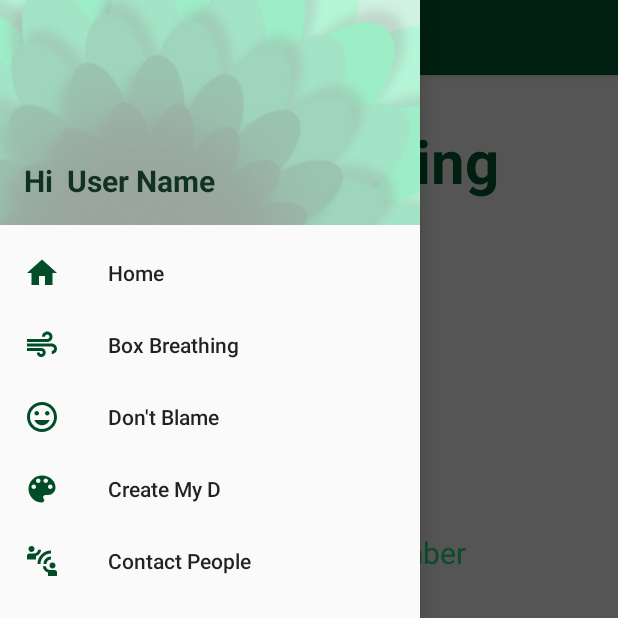
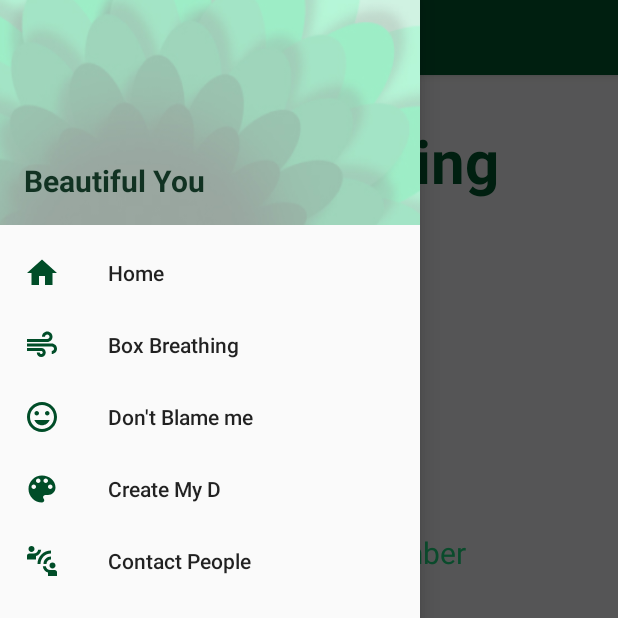
Before and after one commit to FourSeasonK/HiD_Project, an Android app: the BoxBreathingActivity screen opened directly, with no data from a screen before it, with the side drawer open, on a phone screen of 412 x 824 dp, the top half of it. Run offline under Robolectric (Android 15) with nearby library versions, the phone set to English and light mode, and no system bars; our stand-ins replace Firebase (no records; nobody signed in at launch, a user with empty details on screens opened directly).

Commit message:
Final_edit03

```diff
--- a/HiD/app/src/main/java/com/example/hid/activities/HomeActivityLogIn.java
+++ b/HiD/app/src/main/java/com/example/hid/activities/HomeActivityLogIn.java
@@ -131,7 +131,7 @@ public class HomeActivityLogIn extends NavigationActivityLogIn {
         if(user != null){
             userEmail = user.getEmail();
             Log.d(TAG, userEmail + "");
-            Toast.makeText(HomeActivityLogIn.this, "Welcome, " + userEmail, Toast.LENGTH_SHORT).show();
+            //Toast.makeText(HomeActivityLogIn.this, "Welcome, " + userEmail, Toast.LENGTH_SHORT).show();
         }
     }
 
--- a/HiD/app/src/main/java/com/example/hid/boxbreath/BoxBreathingActivity.java
+++ b/HiD/app/src/main/java/com/example/hid/boxbreath/BoxBreathingActivity.java
@@ -368,7 +368,13 @@ public class BoxBreathingActivity extends NavigationActivity{
 
         adb.setView(eulaLayout);
         adb.setTitle("Calm Your Mind");
-        adb.setMessage("\nRepeating breathing in, holding the breath, exhaling and holding it again for 4 seconds");
+        adb.setMessage("\nThis breathing technique helps to reduce nervousness and anxiety.\n\n\n" +
+                "To perform the technique:\n\n" +
+                "1) Breathe in and hold your breath for 4 seconds.\n\n" +
+                "2) Exhale slowly and hold your breath again for 4 seconds.\n\n" +
+                "3) Repeat the cycle.\n\n\n" +
+                "Use the round button at the bottom:\n" +
+                "\t\t\t\t\t\t\tPlay\t\t\t\t\t\t\t\t\t\t\t\t\t\t\t\t\tReset");
         adb.setPositiveButton("OK", new DialogInterface.OnClickListener() {
             public void onClick(DialogInterface dialog, int which) {
 
--- a/HiD/app/src/main/java/com/example/hid/dforum/MyDiaryActivityLogIn.java
+++ b/HiD/app/src/main/java/com/example/hid/dforum/MyDiaryActivityLogIn.java
@@ -296,8 +296,9 @@ public class MyDiaryActivityLogIn extends NavigationActivityLogIn {
         View eulaLayout = adbInflater.inflate(R.layout.layout_myddiary_dialog, null);
 
         adb.setView(eulaLayout);
-        adb.setTitle("Write Your Depression Diary");
-        adb.setMessage("\nRecord your daily mood along with the depression image you created");
+        adb.setTitle("Depression Portrait Diary");
+        adb.setMessage("\nWrite down your daily mood along with the depression portrait you have created.\n\nThis practice can help you detect and track changes in your depression over time.\n\n" +
+                        "To upload a depression portrait, click on the \"UPLOAD IMAGE\" button and choose from the images stored in the gallery.");
         adb.setPositiveButton("OK", new DialogInterface.OnClickListener() {
             public void onClick(DialogInterface dialog, int which) {
 
--- a/HiD/app/src/main/java/com/example/hid/model/HiDUserInformation.java
+++ b/HiD/app/src/main/java/com/example/hid/model/HiDUserInformation.java
@@ -14,7 +14,7 @@ public class HiDUserInformation {
     private List<BoxBreathing> BoxBreathing;
     private List<NotificationDBM> NotificationDBM;
 //    private NotificationDBM NotificationDBM;
-    private List<CreateMyD> CreateMyD;
+//    private List<CreateMyD> CreateMyD;
     private List<ContactPeople> ContactPeople;
     private List<MyDDiary> MyDDiary;
 
--- a/HiD/app/src/main/res/layout/activity_mydiarylogin.xml
+++ b/HiD/app/src/main/res/layout/activity_mydiarylogin.xml
@@ -64,6 +64,7 @@
                 android:layout_width="wrap_content"
                 android:layout_height="40dp"
                 android:layout_marginLeft="10dp"
+                android:hint="Diary title"
                 android:background="@null"
                 android:gravity="center_vertical"
                 android:textSize="16dp" />
@@ -91,6 +92,7 @@
                 android:id="@+id/txtMyDName"
                 android:layout_width="wrap_content"
                 android:layout_height="40dp"
+                android:hint="Depression portrait name"
                 android:layout_marginLeft="10dp"
                 android:background="@null"
                 android:gravity="center_vertical"
@@ -120,6 +122,7 @@
                 android:id="@+id/txtMyDMood"
                 android:layout_width="wrap_content"
                 android:layout_height="40dp"
+                android:hint="My mood today"
                 android:layout_marginLeft="10dp"
                 android:background="@null"
                 android:gravity="center_vertical"
@@ -151,6 +154,7 @@
                 android:layout_height="wrap_content"
                 android:background="@null"
                 android:ems="10"
+                android:hint="Writing diary entries \n(up to 8 lines)"
                 android:gravity="start|top"
                 android:inputType="textMultiLine"
                 android:maxLines="8"
--- a/HiD/app/src/main/res/layout/nav_header.xml
+++ b/HiD/app/src/main/res/layout/nav_header.xml
@@ -15,7 +15,7 @@
         android:id="@+id/txtUserName"
         android:layout_width="wrap_content"
         android:layout_height="wrap_content"
-        android:text="Hi  User Name"
+        android:text="Beautiful You"
         android:textSize="20sp"
         android:textColor="@color/darkGreen"
         android:textStyle="bold"/>
--- a/HiD/app/src/main/res/menu/nav_menu.xml
+++ b/HiD/app/src/main/res/menu/nav_menu.xml
@@ -19,7 +19,7 @@
         <item
             android:id="@+id/nav_donotB"
             android:icon="@drawable/nav_donotb"
-            android:title="Don't Blame"/>
+            android:title="Don't Blame me"/>
 
         <item
             android:id="@+id/nav_createD"
--- a/HiD/app/src/main/res/menu/nav_menulogin.xml
+++ b/HiD/app/src/main/res/menu/nav_menulogin.xml
@@ -19,7 +19,7 @@
         <item
             android:id="@+id/nav_donotB"
             android:icon="@drawable/nav_donotb"
-            android:title="Don't Blame"/>
+            android:title="Don't Blame me"/>
 
         <item
             android:id="@+id/nav_createD"
@@ -49,12 +49,12 @@
         <item
             android:id="@+id/nav_userDashboaed"
             android:icon="@drawable/nav_user_dashboard"
-            android:title="User Dashboard"/>
+            android:title="User History"/>
 
         <item
             android:id="@+id/nav_userInfo"
             android:icon="@drawable/nav_userinfo"
-            android:title="Change User Info"/>
+            android:title="Update User Info"/>
 
 <!--        <item-->
 <!--            android:id="@+id/nav_password"-->
--- a/HiD/app/src/main/res/values/strings.xml
+++ b/HiD/app/src/main/res/values/strings.xml
@@ -50,9 +50,9 @@
     <string name="DoNotBSaveBtn">Save</string>
     <string name="DoNotBSetNotificationBtn">Set Notification</string>
     <string name="txtSubTitle1">SITUATION</string>
-    <string name="txtSubDescribe1">Describe the situation (100)</string>
-    <string name="txtSubTitle2">HUG MYSELF</string>
-    <string name="txtSubDescribe2">What would you do to comfort your friend if they were in the same situation as you?</string>
+    <string name="txtSubDescribe1">Describe the situation \n(up to 4 lines)</string>
+    <string name="txtSubTitle2">SOLUTION</string>
+    <string name="txtSubDescribe2">What would you do to comfort your friend if they were in the same situation as you? \n(up to 10 lines)</string>
 
     <!--    Create My D-->
     <string name="createMyDTitle">Create My D</string>
```
Also changed, not shown: HiD/app/src/main/java/com/example/hid/activities/UpdateUserInfoActivityLogIn.java (+11 -5 lines), HiD/app/src/main/java/com/example/hid/boxbreath/BoxBreathingActivityLogIn.java (+7 -1 lines), HiD/app/src/main/java/com/example/hid/created/CreateMyDActivity.java (+11 -4 lines), HiD/app/src/main/java/com/example/hid/created/CreateMyDActivityLogIn.java (+15 -4 lines), HiD/app/src/main/java/com/example/hid/lovemyself/DoNotBlameActivity.java (+4 -3 lines), HiD/app/src/main/java/com/example/hid/lovemyself/DoNotBlameActivityLogIn.java (+5 -4 lines).
